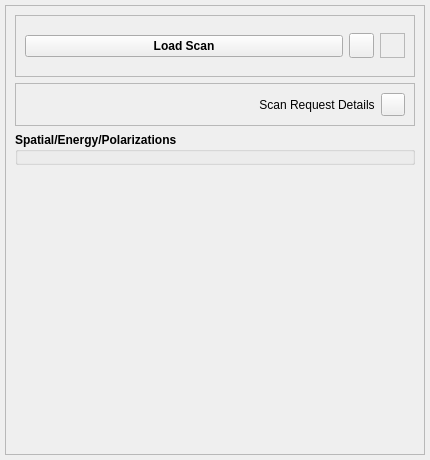
Before: the Qt Designer form cls/applications/pyStxm/bl_configs/pixelator_common/scan_plugins/sample_image_scans/sample_image_scans.ui in Canadian-Light-Source/pyStxm, drawn with Qt 5.
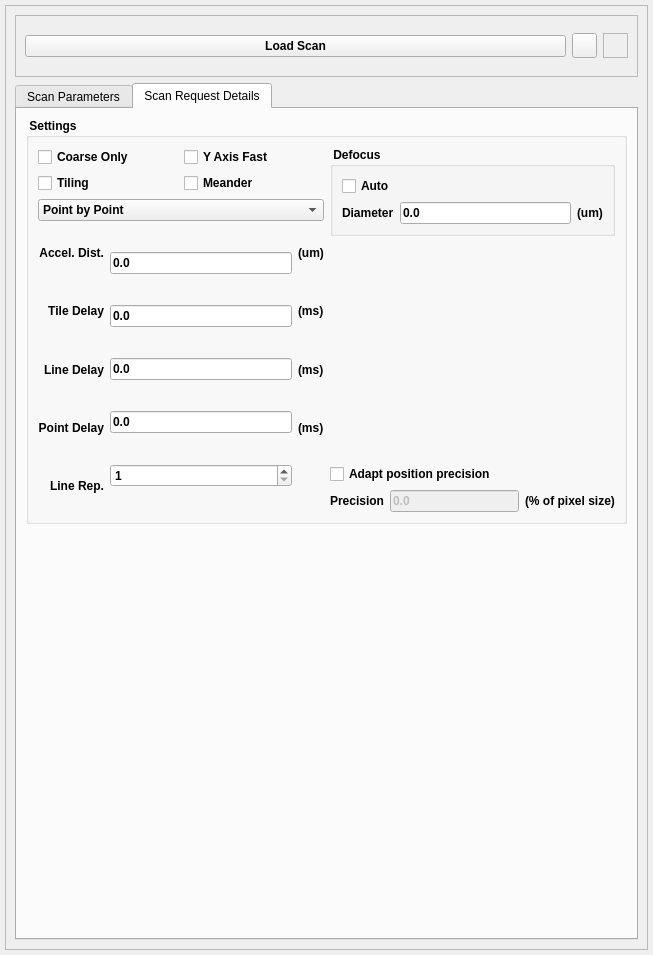
After: the same form once the commit is applied. The open tabs and pages were chosen to show the change. Icons and pictures are not drawn.

Commit message: move Pixelator scan request details from modal form to a tab on the scan param form

What changed in the file:
```diff
--- a/cls/applications/pyStxm/bl_configs/pixelator_common/scan_plugins/sample_image_scans/sample_image_scans.ui
+++ b/cls/applications/pyStxm/bl_configs/pixelator_common/scan_plugins/sample_image_scans/sample_image_scans.ui
@@ -6,8 +6,8 @@
    <rect>
     <x>0</x>
     <y>0</y>
-    <width>430</width>
-    <height>460</height>
+    <width>653</width>
+    <height>955</height>
    </rect>
   </property>
   <property name="minimumSize">
@@ -52,7 +52,7 @@
      <property name="frameShadow">
       <enum>QFrame::Raised</enum>
      </property>
-     <layout class="QVBoxLayout" name="verticalLayout_2">
+     <layout class="QVBoxLayout" name="verticalLayout_13">
       <item>
        <widget class="QFrame" name="loadscan_frame">
         <property name="minimumSize">
@@ -142,104 +142,523 @@
        </widget>
       </item>
       <item>
-       <layout class="QHBoxLayout" name="horizontalLayout_5">
-        <item>
-         <widget class="QFrame" name="ddlFrame">
-          <property name="frameShape">
-           <enum>QFrame::StyledPanel</enum>
-          </property>
-          <property name="frameShadow">
-           <enum>QFrame::Sunken</enum>
-          </property>
-          <layout class="QHBoxLayout" name="horizontalLayout_4">
-           <item>
-            <spacer name="horizontalSpacer">
-             <property name="orientation">
-              <enum>Qt::Horizontal</enum>
+       <widget class="QTabWidget" name="scan_tab_widget">
+        <property name="currentIndex">
+         <number>0</number>
+        </property>
+        <widget class="QWidget" name="tab">
+         <attribute name="title">
+          <string>Scan Parameters</string>
+         </attribute>
+         <layout class="QVBoxLayout" name="verticalLayout_12">
+          <item>
+           <widget class="QGroupBox" name="evGrpBox">
+            <property name="maximumSize">
+             <size>
+              <width>16777215</width>
+              <height>16777215</height>
+             </size>
+            </property>
+            <property name="font">
+             <font>
+              <weight>75</weight>
+              <bold>true</bold>
+             </font>
+            </property>
+            <property name="title">
+             <string>Spatial/Energy/Polarizations</string>
+            </property>
+            <layout class="QVBoxLayout" name="verticalLayout">
+             <property name="spacing">
+              <number>5</number>
              </property>
-             <property name="sizeHint" stdset="0">
-              <size>
-               <width>40</width>
-               <height>20</height>
-              </size>
+             <property name="leftMargin">
+              <number>5</number>
              </property>
-            </spacer>
-           </item>
-           <item>
-            <widget class="QLabel" name="label">
-             <property name="text">
-              <string>Scan Request Details</string>
+             <property name="topMargin">
+              <number>5</number>
              </property>
-             <property name="alignment">
-              <set>Qt::AlignCenter</set>
+             <property name="rightMargin">
+              <number>5</number>
              </property>
-            </widget>
-           </item>
-           <item>
-            <widget class="QToolButton" name="scanReqDetailsBtn">
-             <property name="text">
-              <string/>
+             <property name="bottomMargin">
+              <number>5</number>
              </property>
-             <property name="icon">
-              <iconset>
-               <normaloff>../../../icons/1318611600_23.ico</normaloff>../../../icons/1318611600_23.ico</iconset>
-             </property>
-            </widget>
-           </item>
-          </layout>
-         </widget>
-        </item>
-       </layout>
-      </item>
-      <item>
-       <widget class="QGroupBox" name="evGrpBox">
-        <property name="maximumSize">
-         <size>
-          <width>16777215</width>
-          <height>16777215</height>
-         </size>
-        </property>
-        <property name="font">
-         <font>
-          <weight>75</weight>
-          <bold>true</bold>
-         </font>
-        </property>
-        <property name="title">
-         <string>Spatial/Energy/Polarizations</string>
-        </property>
-        <layout class="QVBoxLayout" name="verticalLayout">
-         <property name="spacing">
-          <number>5</number>
-         </property>
-         <property name="leftMargin">
-          <number>5</number>
-         </property>
-         <property name="topMargin">
-          <number>5</number>
-         </property>
-         <property name="rightMargin">
-          <number>5</number>
-         </property>
-         <property name="bottomMargin">
-          <number>5</number>
-         </property>
-        </layout>
+            </layout>
+           </widget>
+          </item>
+         </layout>
+        </widget>
+        <widget class="QWidget" name="scan_request_tab">
+         <attribute name="title">
+          <string>Scan Request Details</string>
+         </attribute>
+         <layout class="QVBoxLayout" name="verticalLayout_9">
+          <item>
+           <widget class="QGroupBox" name="groupBox_3">
+            <property name="sizePolicy">
+             <sizepolicy hsizetype="Expanding" vsizetype="Expanding">
+              <horstretch>0</horstretch>
+              <verstretch>0</verstretch>
+             </sizepolicy>
+            </property>
+            <property name="minimumSize">
+             <size>
+              <width>172</width>
+              <height>196</height>
+             </size>
+            </property>
+            <property name="font">
+             <font>
+              <weight>75</weight>
+              <bold>true</bold>
+             </font>
+            </property>
+            <property name="title">
+             <string> Settings </string>
+            </property>
+            <layout class="QVBoxLayout" name="verticalLayout_5">
+             <item>
+              <layout class="QHBoxLayout" name="horizontalLayout_6">
+               <item>
+                <layout class="QVBoxLayout" name="verticalLayout_4">
+                 <item>
+                  <layout class="QVBoxLayout" name="verticalLayout_2">
+                   <item>
+                    <layout class="QHBoxLayout" name="horizontalLayout_7">
+                     <item>
+                      <widget class="QCheckBox" name="coarseOnlyChkBox">
+                       <property name="text">
+                        <string>Coarse Only</string>
+                       </property>
+                      </widget>
+                     </item>
+                     <item>
+                      <widget class="QCheckBox" name="yAxisFastChkBox">
+                       <property name="text">
+                        <string>Y Axis Fast</string>
+                       </property>
+                      </widget>
+                     </item>
+                    </layout>
+                   </item>
+                   <item>
+                    <layout class="QHBoxLayout" name="horizontalLayout_8">
+                     <item>
+                      <widget class="QCheckBox" name="tilingChkBox">
+                       <property name="text">
+                        <string>Tiling</string>
+                       </property>
+                      </widget>
+                     </item>
+                     <item>
+                      <widget class="QCheckBox" name="meanderChkBox">
+                       <property name="text">
+                        <string>Meander</string>
+                       </property>
+                      </widget>
+                     </item>
+                    </layout>
+                   </item>
+                   <item>
+                    <widget class="QComboBox" name="scanTypeSelComboBox">
+                     <property name="enabled">
+                      <bool>true</bool>
+                     </property>
+                     <property name="font">
+                      <font>
+                       <weight>75</weight>
+                       <bold>true</bold>
+                      </font>
+                     </property>
+                     <property name="layoutDirection">
+                      <enum>Qt::LeftToRight</enum>
+                     </property>
+                     <property name="currentIndex">
+                      <number>0</number>
+                     </property>
+                     <property name="maxVisibleItems">
+                      <number>2</number>
+                     </property>
+                     <item>
+                      <property name="text">
+                       <string>Point by Point</string>
+                      </property>
+                     </item>
+                     <item>
+                      <property name="text">
+                       <string>Constant Velocity</string>
+                      </property>
+                     </item>
+                    </widget>
+                   </item>
+                  </layout>
+                 </item>
+                 <item>
+                  <layout class="QHBoxLayout" name="horizontalLayout_9">
+                   <item>
+                    <layout class="QVBoxLayout" name="verticalLayout_6">
+                     <item>
+                      <widget class="QLabel" name="label_5">
+                       <property name="text">
+                        <string>Accel. Dist.</string>
+                       </property>
+                       <property name="alignment">
+                        <set>Qt::AlignRight|Qt::AlignTrailing|Qt::AlignVCenter</set>
+                       </property>
+                      </widget>
+                     </item>
+                     <item>
+                      <widget class="QLabel" name="label_7">
+                       <property name="text">
+                        <string>Tile Delay</string>
+                       </property>
+                       <property name="alignment">
+                        <set>Qt::AlignRight|Qt::AlignTrailing|Qt::AlignVCenter</set>
+                       </property>
+                      </widget>
+                     </item>
+                     <item>
+                      <widget class="QLabel" name="label_16">
+                       <property name="text">
+                        <string>Line Delay</string>
+                       </property>
+                       <property name="alignment">
+                        <set>Qt::AlignRight|Qt::AlignTrailing|Qt::AlignVCenter</set>
+                       </property>
+                      </widget>
+                     </item>
+                     <item>
+                      <widget class="QLabel" name="label_18">
+                       <property name="text">
+                        <string>Point Delay</string>
+                       </property>
+                       <property name="alignment">
+                        <set>Qt::AlignRight|Qt::AlignTrailing|Qt::AlignVCenter</set>
+                       </property>
+                      </widget>
+                     </item>
+                     <item>
+                      <widget class="QLabel" name="label_20">
+                       <property name="text">
+                        <string>Line Rep.</string>
+                       </property>
+                       <property name="alignment">
+                        <set>Qt::AlignRight|Qt::AlignTrailing|Qt::AlignVCenter</set>
+                       </property>
+                      </widget>
+                     </item>
+                    </layout>
+                   </item>
+                   <item>
+                    <layout class="QVBoxLayout" name="verticalLayout_7">
+                     <item>
+                      <widget class="QLineEdit" name="accelDistFld">
+                       <property name="minimumSize">
+                        <size>
+                         <width>75</width>
+                         <height>0</height>
+                        </size>
+                       </property>
+                       <property name="maximumSize">
+                        <size>
+                         <width>16777215</width>
+                         <height>16777215</height>
+                        </size>
+                       </property>
+                       <property name="text">
+                        <string>0.0</string>
+                       </property>
+                      </widget>
+                     </item>
+                     <item>
+                      <widget class="QLineEdit" name="tileDelayFld">
+                       <property name="minimumSize">
+                        <size>
+                         <width>75</width>
+                         <height>0</height>
+                        </size>
+                       </property>
+                       <property name="maximumSize">
+                        <size>
+                         <width>16777215</width>
+                         <height>16777215</height>
+                        </size>
+                       </property>
+                       <property name="text">
+                        <string>0.0</string>
+                       </property>
+                      </widget>
+                     </item>
+                     <item>
+                      <widget class="QLineEdit" name="lineDelayFld">
+                       <property name="minimumSize">
+                        <size>
+                         <width>75</width>
+                         <height>0</height>
+                        </size>
+                       </property>
+                       <property name="maximumSize">
+                        <size>
+                         <width>16777215</width>
+                         <height>16777215</height>
+                        </size>
+                       </property>
+                       <property name="text">
+                        <string>0.0</string>
+                       </property>
+                      </widget>
+                     </item>
+                     <item>
+                      <widget class="QLineEdit" name="pointDelayFld">
+                       <property name="minimumSize">
+                        <size>
+                         <width>75</width>
+                         <height>0</height>
+                        </size>
+                       </property>
+                       <property name="maximumSize">
+                        <size>
+                         <width>16777215</width>
+                         <height>16777215</height>
+                        </size>
+                       </property>
+                       <property name="text">
+                        <string>0.0</string>
+                       </property>
+                      </widget>
+                     </item>
+                     <item>
+                      <widget class="QSpinBox" name="lineRepSpinBox">
+                       <property name="minimumSize">
+                        <size>
+                         <width>75</width>
+                         <height>0</height>
+                        </size>
+                       </property>
+                       <property name="maximumSize">
+                        <size>
+                         <width>16777215</width>
+                         <height>16777215</height>
+                        </size>
+                       </property>
+                       <property name="minimum">
+                        <number>1</number>
+                       </property>
+                       <property name="value">
+                        <number>1</number>
+                       </property>
+                      </widget>
+                     </item>
+                    </layout>
+                   </item>
+                   <item>
+                    <layout class="QVBoxLayout" name="verticalLayout_8">
+                     <item>
+                      <widget class="QLabel" name="label_6">
+                       <property name="text">
+                        <string>(um)</string>
+                       </property>
+                      </widget>
+                     </item>
+                     <item>
+                      <widget class="QLabel" name="label_15">
+                       <property name="text">
+                        <string>(ms)</string>
+                       </property>
+                      </widget>
+                     </item>
+                     <item>
+                      <widget class="QLabel" name="label_17">
+                       <property name="text">
+                        <string>(ms)</string>
+                       </property>
+                      </widget>
+                     </item>
+                     <item>
+                      <widget class="QLabel" name="label_19">
+                       <property name="text">
+                        <string>(ms)</string>
+                       </property>
+                      </widget>
+                     </item>
+                     <item>
+                      <widget class="QLabel" name="label_21">
+                       <property name="text">
+                        <string/>
+                       </property>
+                      </widget>
+                     </item>
+                    </layout>
+                   </item>
+                  </layout>
+                 </item>
+                </layout>
+               </item>
+               <item>
+                <layout class="QVBoxLayout" name="verticalLayout_11">
+                 <item>
+                  <widget class="QGroupBox" name="groupBox_2">
+                   <property name="minimumSize">
+                    <size>
+                     <width>158</width>
+                     <height>57</height>
+                    </size>
+                   </property>
+                   <property name="font">
+                    <font>
+                     <weight>75</weight>
+                     <bold>true</bold>
+                    </font>
+                   </property>
+                   <property name="title">
+                    <string> Defocus </string>
+                   </property>
+                   <layout class="QVBoxLayout" name="verticalLayout_3">
+                    <item>
+                     <widget class="QCheckBox" name="autoDefocusChkBox">
+                      <property name="text">
+                       <string>Auto</string>
+                      </property>
+                     </widget>
+                    </item>
+                    <item>
+                     <layout class="QHBoxLayout" name="horizontalLayout_2">
+                      <item>
+                       <widget class="QLabel" name="label_3">
+                        <property name="text">
+                         <string>Diameter</string>
+                        </property>
+                       </widget>
+                      </item>
+                      <item>
+                       <widget class="QLineEdit" name="defocusDiamFld">
+                        <property name="enabled">
+                         <bool>true</bool>
+                        </property>
+                        <property name="minimumSize">
+                         <size>
+                          <width>75</width>
+                          <height>0</height>
+                         </size>
+                        </property>
+                        <property name="maximumSize">
+                         <size>
+                          <width>16777215</width>
+                          <height>16777215</height>
+                         </size>
+                        </property>
+                        <property name="text">
+                         <string>0.0</string>
+                        </property>
+                        <property name="alignment">
+                         <set>Qt::AlignLeading|Qt::AlignLeft|Qt::AlignVCenter</set>
+                        </property>
+                       </widget>
+                      </item>
+                      <item>
+                       <widget class="QLabel" name="label_4">
+                        <property name="text">
+                         <string>(um)</string>
+                        </property>
+                       </widget>
+                      </item>
+                     </layout>
+                    </item>
+                   </layout>
+                  </widget>
+                 </item>
+                 <item>
+                  <layout class="QVBoxLayout" name="verticalLayout_10">
+                   <item>
+                    <spacer name="verticalSpacer_2">
+                     <property name="orientation">
+                      <enum>Qt::Vertical</enum>
+                     </property>
+                     <property name="sizeHint" stdset="0">
+                      <size>
+                       <width>20</width>
+                       <height>40</height>
+                      </size>
+                     </property>
+                    </spacer>
+                   </item>
+                   <item>
+                    <widget class="QCheckBox" name="adaptPosPrecChkBox">
+                     <property name="text">
+                      <string>Adapt position precision</string>
+                     </property>
+                    </widget>
+                   </item>
+                   <item>
+                    <layout class="QHBoxLayout" name="horizontalLayout_10">
+                     <item>
+                      <widget class="QLabel" name="label_2">
+                       <property name="text">
+                        <string>Precision</string>
+                       </property>
+                      </widget>
+                     </item>
+                     <item>
+                      <widget class="QLineEdit" name="precisionFld">
+                       <property name="enabled">
+                        <bool>false</bool>
+                       </property>
+                       <property name="minimumSize">
+                        <size>
+                         <width>75</width>
+                         <height>0</height>
+                        </size>
+                       </property>
+                       <property name="maximumSize">
+                        <size>
+                         <width>16777215</width>
+                         <height>16777215</height>
+                        </size>
+                       </property>
+                       <property name="text">
+                        <string>0.0</string>
+                       </property>
+                       <property name="alignment">
+                        <set>Qt::AlignLeading|Qt::AlignLeft|Qt::AlignVCenter</set>
+                       </property>
+                      </widget>
+                     </item>
+                     <item>
+                      <widget class="QLabel" name="label_8">
+                       <property name="text">
+                        <string>(% of pixel size)</string>
+                       </property>
+                      </widget>
+                     </item>
+                    </layout>
+                   </item>
+                  </layout>
+                 </item>
+                </layout>
+               </item>
+              </layout>
+             </item>
+            </layout>
+           </widget>
+          </item>
+          <item>
+           <spacer name="verticalSpacer_3">
+            <property name="orientation">
+             <enum>Qt::Vertical</enum>
+            </property>
+            <property name="sizeHint" stdset="0">
+             <size>
+              <width>20</width>
+              <height>40</height>
+             </size>
+            </property>
+           </spacer>
+          </item>
+         </layout>
+        </widget>
        </widget>
       </item>
-      <item>
-       <spacer name="verticalSpacer">
-        <property name="orientation">
-         <enum>Qt::Vertical</enum>
-        </property>
-        <property name="sizeHint" stdset="0">
-         <size>
-          <width>20</width>
-          <height>40</height>
-         </size>
-        </property>
-       </spacer>
-      </item>
      </layout>
     </widget>
    </item>
```
The commit also changes 5 other files.
